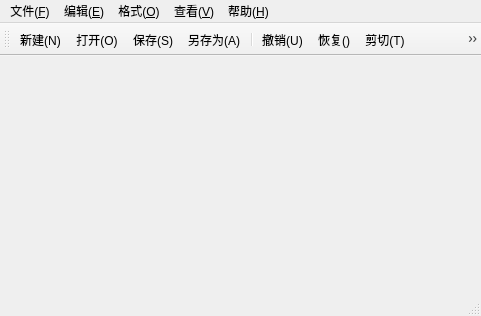
Qt form mainwindow.ui (Arui-world/exp2) before a commit.
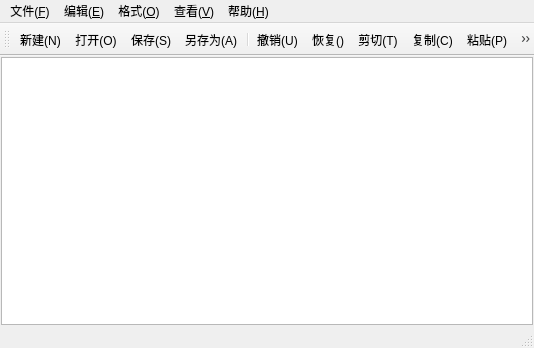
The same form after that commit. Icons and pictures are not drawn.

Commit message: 状态栏代码开发

```diff
--- a/mainwindow.ui
+++ b/mainwindow.ui
@@ -6,20 +6,41 @@
    <rect>
     <x>0</x>
     <y>0</y>
-    <width>481</width>
-    <height>316</height>
+    <width>534</width>
+    <height>348</height>
    </rect>
   </property>
   <property name="windowTitle">
    <string>MainWindow</string>
   </property>
-  <widget class="QWidget" name="centralwidget"/>
+  <widget class="QWidget" name="centralwidget">
+   <layout class="QVBoxLayout" name="verticalLayout">
+    <property name="spacing">
+     <number>0</number>
+    </property>
+    <property name="leftMargin">
+     <number>1</number>
+    </property>
+    <property name="topMargin">
+     <number>1</number>
+    </property>
+    <property name="rightMargin">
+     <number>1</number>
+    </property>
+    <property name="bottomMargin">
+     <number>1</number>
+    </property>
+    <item>
+     <widget class="QPlainTextEdit" name="textEdit"/>
+    </item>
+   </layout>
+  </widget>
   <widget class="QMenuBar" name="menubar">
    <property name="geometry">
     <rect>
      <x>0</x>
      <y>0</y>
-     <width>481</width>
+     <width>534</width>
      <height>18</height>
     </rect>
    </property>
```
The commit also changes 2 other files.
